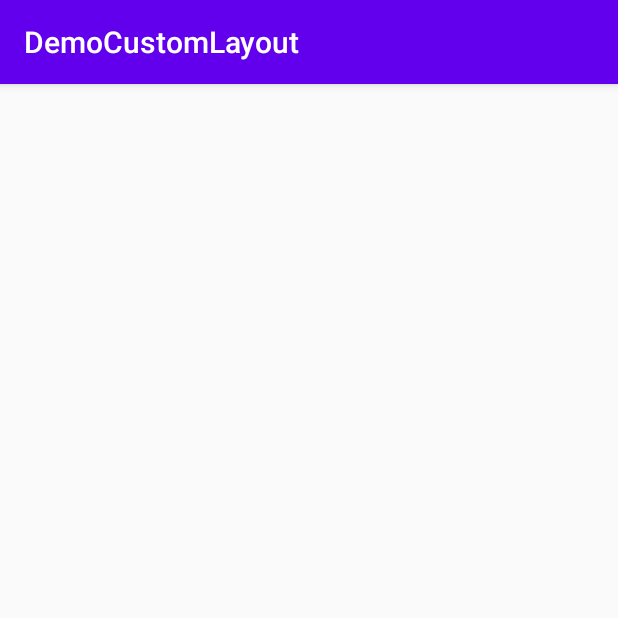
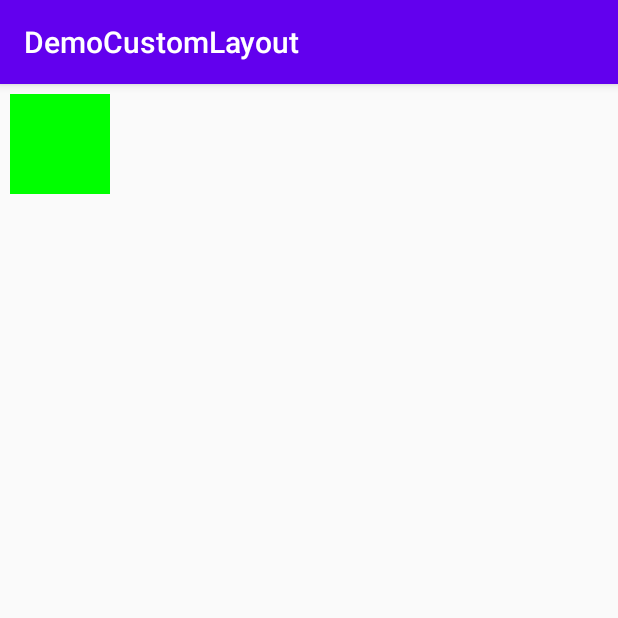
Before and after one commit to Harin-Kaklotar/Custom-Layout-Demo, an Android app: the screen it shows after launch (MainActivity), on a phone screen of 412 x 824 dp, the top half of it. Run offline under Robolectric (Android 15) with nearby library versions, the phone set to English and light mode, and no system bars.

Commit message:
create custom RectangleDemo.java

```diff
--- a/app/src/main/java/com/example/democustomlayout/MainActivity.java
+++ b/app/src/main/java/com/example/democustomlayout/MainActivity.java
@@ -1,10 +1,8 @@
 package com.example.democustomlayout;
-
-import androidx.appcompat.app.AppCompatActivity;
 
 import android.os.Bundle;
 
-import com.example.clay.ButtonText;
+import androidx.appcompat.app.AppCompatActivity;
 
 public class MainActivity extends AppCompatActivity {
 
@@ -13,7 +11,5 @@ public class MainActivity extends AppCompatActivity {
         super.onCreate(savedInstanceState);
         setContentView(R.layout.activity_main);
 
-        ButtonText buttonText = new ButtonText(this);
-
     }
 }
--- a/app/src/main/res/layout/activity_main.xml
+++ b/app/src/main/res/layout/activity_main.xml
@@ -1,17 +1,18 @@
 <?xml version="1.0" encoding="utf-8"?>
-<androidx.constraintlayout.widget.ConstraintLayout xmlns:android="http://schemas.android.com/apk/res/android"
-    xmlns:app="http://schemas.android.com/apk/res-auto"
+<LinearLayout xmlns:android="http://schemas.android.com/apk/res/android"
     xmlns:tools="http://schemas.android.com/tools"
     android:layout_width="match_parent"
     android:layout_height="match_parent"
+    android:orientation="vertical"
     tools:context=".MainActivity">
 
-    <com.example.clay.ButtonText
-        android:layout_width="wrap_content"
-        android:layout_height="wrap_content"
-        app:layout_constraintBottom_toBottomOf="parent"
-        app:layout_constraintLeft_toLeftOf="parent"
-        app:layout_constraintRight_toRightOf="parent"
-        app:layout_constraintTop_toTopOf="parent" />
+    <!--    <com.example.clay.ButtonText-->
+    <!--        android:id="@+id/buttontext"-->
+    <!--        android:layout_width="match_parent"-->
+    <!--        android:layout_height="150dp" />-->
 
-</androidx.constraintlayout.widget.ConstraintLayout>
+    <com.example.clay.RectangleDemo
+        android:layout_width="match_parent"
+        android:layout_height="100dp" />
+
+</LinearLayout>
--- a/clay/src/main/java/com/example/clay/ButtonText.java
+++ b/clay/src/main/java/com/example/clay/ButtonText.java
@@ -1,52 +1,65 @@
 package com.example.clay;
 
 import android.content.Context;
+import android.graphics.Canvas;
+import android.graphics.Color;
 import android.util.AttributeSet;
-import android.widget.Button;
-import android.widget.LinearLayout;
-import android.widget.TextView;
+import android.view.View;
 
 import androidx.annotation.Nullable;
 
-public class ButtonText extends LinearLayout {
+public class ButtonText extends View {
+
     public ButtonText(Context context) {
         super(context);
+        init(null);
     }
 
     public ButtonText(Context context, @Nullable AttributeSet attrs) {
         super(context, attrs);
-
-        LinearLayout linearLayout = new LinearLayout(context);
-        LinearLayout.LayoutParams layoutParams = new LinearLayout.LayoutParams(
-                LayoutParams.WRAP_CONTENT,
-                LayoutParams.WRAP_CONTENT
-        );
-
-        linearLayout.setLayoutParams(layoutParams);
-
-        linearLayout.setOrientation(LinearLayout.VERTICAL);
-
-        linearLayout.setBackgroundColor(context.getColor(android.R.color.holo_green_dark));
-
-        Button button = new Button(context);
-        button.setText("Button");
-        button.setLayoutParams(layoutParams);
-
-
-        TextView textView = new TextView(context);
-        textView.setText("Text");
-        textView.setLayoutParams(layoutParams);
-
-        linearLayout.addView(button);
-        linearLayout.addView(textView);
-
+        init(attrs);
     }
 
     public ButtonText(Context context, @Nullable AttributeSet attrs, int defStyleAttr) {
         super(context, attrs, defStyleAttr);
+        init(attrs);
     }
 
     public ButtonText(Context context, AttributeSet attrs, int defStyleAttr, int defStyleRes) {
         super(context, attrs, defStyleAttr, defStyleRes);
+        init(attrs);
+    }
+
+    private void init(AttributeSet attrs) {
+//        LinearLayout linearLayout = new LinearLayout(context);
+//        LayoutParams layoutParams = new LayoutParams(
+//                LayoutParams.WRAP_CONTENT,
+//                LayoutParams.WRAP_CONTENT
+//        );
+//
+//        linearLayout.setLayoutParams(layoutParams);
+//
+//        linearLayout.setOrientation(LinearLayout.VERTICAL);
+//
+//        linearLayout.setBackgroundColor(context.getColor(android.R.color.holo_green_dark));
+//
+//        Button button = new Button(context);
+//        button.setText("Button");
+//        button.setLayoutParams(layoutParams);
+//
+//
+//        TextView textView = new TextView(context);
+//        textView.setText("Text");
+//        textView.setLayoutParams(layoutParams);
+//
+//        linearLayout.addView(button);
+//        linearLayout.addView(textView);
+
+    }
+
+    @Override
+    protected void onDraw(Canvas canvas) {
+        super.onDraw(canvas);
+        canvas.drawColor(Color.RED);
     }
 }
--- /dev/null
+++ b/clay/src/main/java/com/example/clay/RectangleDemo.java
@@ -0,0 +1,57 @@
+package com.example.clay;
+
+import android.content.Context;
+import android.graphics.Canvas;
+import android.graphics.Color;
+import android.graphics.Paint;
+import android.graphics.Rect;
+import android.util.AttributeSet;
+import android.view.View;
+
+import androidx.annotation.NonNull;
+import androidx.annotation.Nullable;
+
+public class RectangleDemo extends View {
+
+    private static final int SQUARE_SIZE = 100;
+
+    public RectangleDemo(Context context) {
+        super(context);
+        init(null);
+    }
+
+    public RectangleDemo(Context context, @Nullable AttributeSet attrs) {
+        super(context, attrs);
+        init(attrs);
+    }
+
+    public RectangleDemo(Context context, @Nullable AttributeSet attrs, int defStyleAttr) {
+        super(context, attrs, defStyleAttr);
+        init(attrs);
+    }
+
+    public RectangleDemo(Context context, @Nullable AttributeSet attrs, int defStyleAttr, int defStyleRes) {
+        super(context, attrs, defStyleAttr, defStyleRes);
+        init(attrs);
+    }
+
+    private void init(@NonNull AttributeSet attrs) {
+
+    }
+
+    @Override
+    protected void onDraw(Canvas canvas) {
+        super.onDraw(canvas);
+
+        Rect rect = new Rect();
+        rect.left = 10;
+        rect.top = 10;
+        rect.right = rect.left + SQUARE_SIZE;
+        rect.bottom = rect.top + SQUARE_SIZE;
+
+        Paint paint = new Paint();
+        paint.setColor(Color.GREEN);
+
+        canvas.drawRect(rect, paint);
+    }
+}
```
Also changed, not shown: 1 other file.
